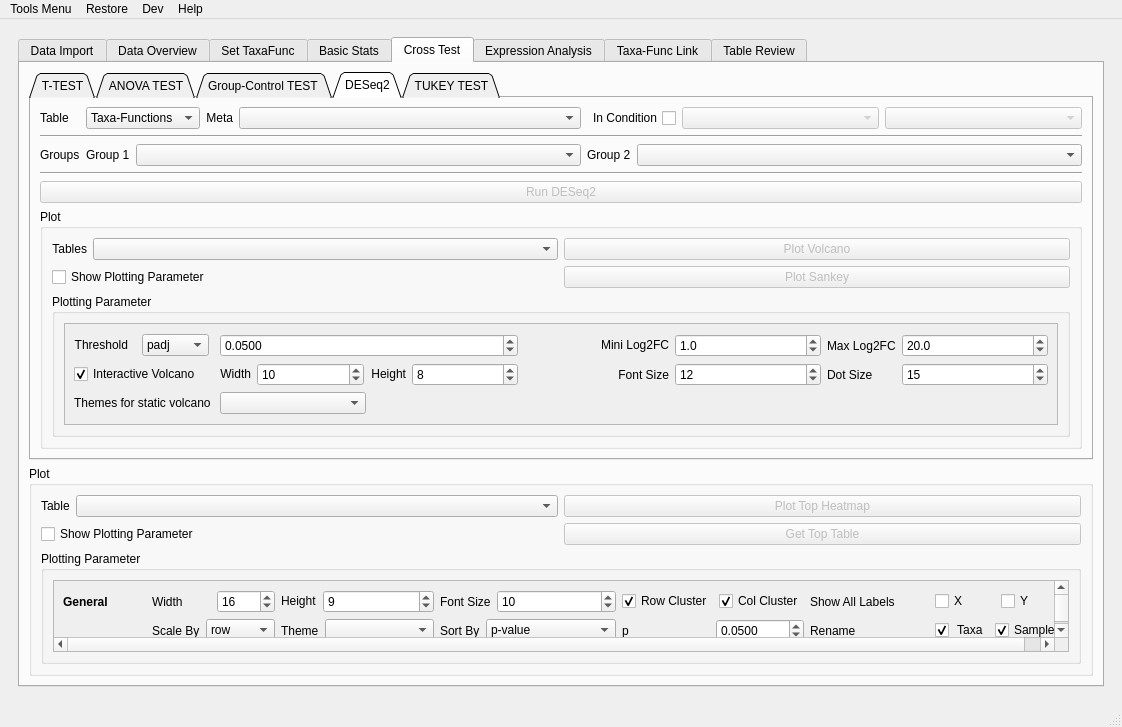
Before: the Qt Designer form metax/gui/metax_gui/main_window.ui in byemaxx/MetaX, drawn with Qt 5.
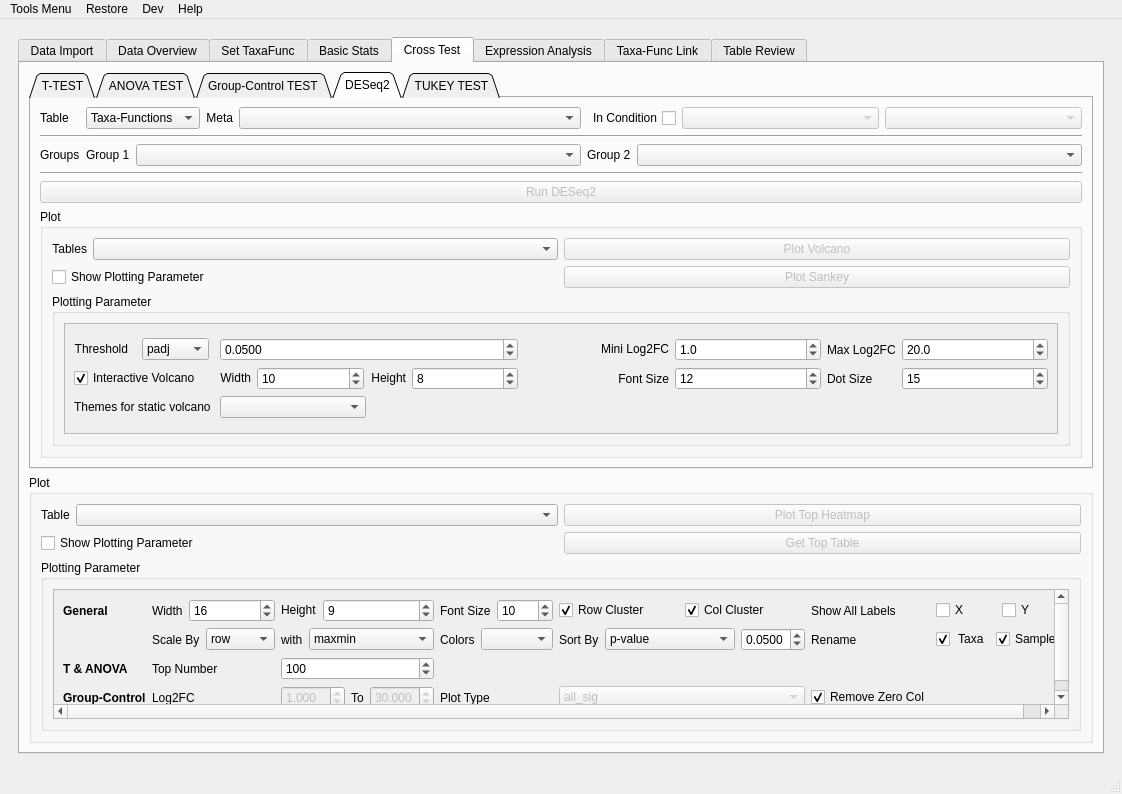
After: the same form once the commit is applied. The open tabs and pages were chosen to show the change.

Commit message: - Fix: Fixed the of test result table, the t-statistic was reversed. - New: adde z-score for heatmap scale.

The edit to the form file:
```diff
--- a/metax/gui/metax_gui/main_window.ui
+++ b/metax/gui/metax_gui/main_window.ui
@@ -7,7 +7,7 @@
     <x>0</x>
     <y>0</y>
     <width>1122</width>
-    <height>707</height>
+    <height>794</height>
    </rect>
   </property>
   <property name="sizePolicy">
@@ -3640,7 +3640,7 @@
                  <property name="maximumSize">
                   <size>
                    <width>16777215</width>
-                   <height>220</height>
+                   <height>240</height>
                   </size>
                  </property>
                  <property name="title">
@@ -3670,7 +3670,7 @@
                        <x>0</x>
                        <y>0</y>
                        <width>1003</width>
-                       <height>124</height>
+                       <height>126</height>
                       </rect>
                      </property>
                      <layout class="QGridLayout" name="gridLayout_38">
@@ -3809,57 +3809,6 @@
                           </item>
                          </layout>
                         </item>
-                        <item row="1" column="2">
-                         <layout class="QHBoxLayout" name="horizontalLayout_21">
-                          <item>
-                           <widget class="QLabel" name="label_38">
-                            <property name="sizePolicy">
-                             <sizepolicy hsizetype="Maximum" vsizetype="Preferred">
-                              <horstretch>0</horstretch>
-                              <verstretch>0</verstretch>
-                             </sizepolicy>
-                            </property>
-                            <property name="minimumSize">
-                             <size>
-                              <width>0</width>
-                              <height>0</height>
-                             </size>
-                            </property>
-                            <property name="maximumSize">
-                             <size>
-                              <width>16777215</width>
-                              <height>16777215</height>
-                             </size>
-                            </property>
-                            <property name="text">
-                             <string>Theme</string>
-                            </property>
-                           </widget>
-                          </item>
-                          <item>
-                           <widget class="QComboBox" name="comboBox_top_heatmap_cmap">
-                            <property name="sizePolicy">
-                             <sizepolicy hsizetype="Preferred" vsizetype="Fixed">
-                              <horstretch>0</horstretch>
-                              <verstretch>0</verstretch>
-                             </sizepolicy>
-                            </property>
-                            <property name="minimumSize">
-                             <size>
-                              <width>0</width>
-                              <height>0</height>
-                             </size>
-                            </property>
-                            <property name="maximumSize">
-                             <size>
-                              <width>16777215</width>
-                              <height>16777215</height>
-                             </size>
-                            </property>
-                           </widget>
-                          </item>
-                         </layout>
-                        </item>
                         <item row="1" column="5">
                          <widget class="QLabel" name="label_153">
                           <property name="minimumSize">
@@ -4099,7 +4048,7 @@
                           <item>
                            <widget class="QLabel" name="label_59">
                             <property name="sizePolicy">
-                             <sizepolicy hsizetype="Preferred" vsizetype="Preferred">
+                             <sizepolicy hsizetype="Fixed" vsizetype="Preferred">
                               <horstretch>0</horstretch>
                               <verstretch>0</verstretch>
                              </sizepolicy>
@@ -4160,6 +4109,92 @@
                         <item row="1" column="3">
                          <layout class="QHBoxLayout" name="horizontalLayout_86">
                           <item>
+                           <layout class="QHBoxLayout" name="horizontalLayout_21">
+                            <item>
+                             <widget class="QLabel" name="label_38">
+                              <property name="sizePolicy">
+                               <sizepolicy hsizetype="Maximum" vsizetype="Preferred">
+                                <horstretch>0</horstretch>
+                                <verstretch>0</verstretch>
+                               </sizepolicy>
+                              </property>
+                              <property name="minimumSize">
+                               <size>
+                                <width>0</width>
+                                <height>0</height>
+                               </size>
+                              </property>
+                              <property name="maximumSize">
+                               <size>
+                                <width>16777215</width>
+                                <height>16777215</height>
+                               </size>
+                              </property>
+                              <property name="text">
+                               <string>Colors</string>
+                              </property>
+                             </widget>
+                            </item>
+                            <item>
+                             <widget class="QComboBox" name="comboBox_top_heatmap_cmap">
+                              <property name="sizePolicy">
+                               <sizepolicy hsizetype="Preferred" vsizetype="Fixed">
+                                <horstretch>0</horstretch>
+                                <verstretch>0</verstretch>
+                               </sizepolicy>
+                              </property>
+                              <property name="minimumSize">
+                               <size>
+                                <width>0</width>
+                                <height>0</height>
+                               </size>
+                              </property>
+                              <property name="maximumSize">
+                               <size>
+                                <width>16777215</width>
+                                <height>16777215</height>
+                               </size>
+                              </property>
+                             </widget>
+                            </item>
+                           </layout>
+                          </item>
+                         </layout>
+                        </item>
+                        <item row="2" column="0">
+                         <widget class="QLabel" name="label_180">
+                          <property name="sizePolicy">
+                           <sizepolicy hsizetype="Maximum" vsizetype="Preferred">
+                            <horstretch>0</horstretch>
+                            <verstretch>0</verstretch>
+                           </sizepolicy>
+                          </property>
+                          <property name="minimumSize">
+                           <size>
+                            <width>0</width>
+                            <height>0</height>
+                           </size>
+                          </property>
+                          <property name="maximumSize">
+                           <size>
+                            <width>16777215</width>
+                            <height>16777215</height>
+                           </size>
+                          </property>
+                          <property name="font">
+                           <font>
+                            <weight>75</weight>
+                            <bold>true</bold>
+                           </font>
+                          </property>
+                          <property name="text">
+                           <string>T &amp; ANOVA</string>
+                          </property>
+                         </widget>
+                        </item>
+                        <item row="1" column="4">
+                         <layout class="QHBoxLayout" name="horizontalLayout_93">
+                          <item>
                            <widget class="QLabel" name="label_57">
                             <property name="sizePolicy">
                              <sizepolicy hsizetype="Fixed" vsizetype="Preferred">
@@ -4221,48 +4256,6 @@
                             </item>
                            </widget>
                           </item>
-                         </layout>
-                        </item>
-                        <item row="2" column="0">
-                         <widget class="QLabel" name="label_180">
-                          <property name="sizePolicy">
-                           <sizepolicy hsizetype="Maximum" vsizetype="Preferred">
-                            <horstretch>0</horstretch>
-                            <verstretch>0</verstretch>
-                           </sizepolicy>
-                          </property>
-                          <property name="minimumSize">
-                           <size>
-                            <width>0</width>
-                            <height>0</height>
-                           </size>
-                          </property>
-                          <property name="maximumSize">
-                           <size>
-                            <width>16777215</width>
-                            <height>16777215</height>
-                           </size>
-                          </property>
-                          <property name="font">
-                           <font>
-                            <weight>75</weight>
-                            <bold>true</bold>
-                           </font>
-                          </property>
-                          <property name="text">
-                           <string>T &amp; ANOVA</string>
-                          </property>
-                         </widget>
-                        </item>
-                        <item row="1" column="4">
-                         <layout class="QHBoxLayout" name="horizontalLayout_93">
-                          <item>
-                           <widget class="QLabel" name="label_30">
-                            <property name="text">
-                             <string>p</string>
-                            </property>
-                           </widget>
-                          </item>
                           <item>
                            <widget class="QDoubleSpinBox" name="doubleSpinBox_top_heatmap_pvalue">
                             <property name="sizePolicy">
@@ -4612,6 +4605,43 @@
                           </property>
                          </widget>
                         </item>
+                        <item row="1" column="2">
+                         <layout class="QHBoxLayout" name="horizontalLayout_48">
+                          <item>
+                           <widget class="QLabel" name="label_30">
+                            <property name="sizePolicy">
+                             <sizepolicy hsizetype="Maximum" vsizetype="Preferred">
+                              <horstretch>0</horstretch>
+                              <verstretch>0</verstretch>
+                             </sizepolicy>
+                            </property>
+                            <property name="text">
+                             <string>with</string>
+                            </property>
+                           </widget>
+                          </item>
+                          <item>
+                           <widget class="QComboBox" name="comboBox_top_heatmap_scale_method">
+                            <property name="sizePolicy">
+                             <sizepolicy hsizetype="Preferred" vsizetype="Fixed">
+                              <horstretch>0</horstretch>
+                              <verstretch>0</verstretch>
+                             </sizepolicy>
+                            </property>
+                            <item>
+                             <property name="text">
+                              <string>maxmin</string>
+                             </property>
+                            </item>
+                            <item>
+                             <property name="text">
+                              <string>zscore</string>
+                             </property>
+                            </item>
+                           </widget>
+                          </item>
+                         </layout>
+                        </item>
                        </layout>
                       </item>
                      </layout>
@@ -5501,9 +5531,9 @@
                          <property name="geometry">
                           <rect>
                            <x>0</x>
-                           <y>-17</y>
-                           <width>979</width>
-                           <height>94</height>
+                           <y>0</y>
+                           <width>996</width>
+                           <height>146</height>
                           </rect>
                          </property>
                          <layout class="QGridLayout" name="gridLayout_68">
```
Left out of the diff: 45 changed lines with no effect on the pictures. The commit also changes 7 other files.
